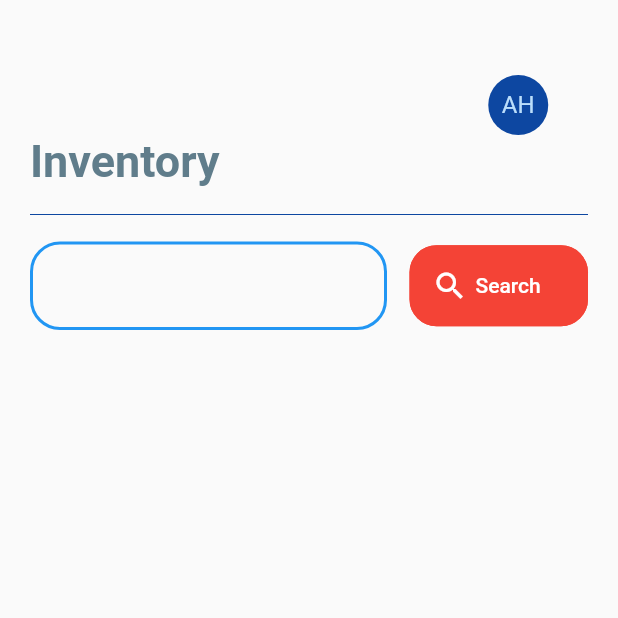
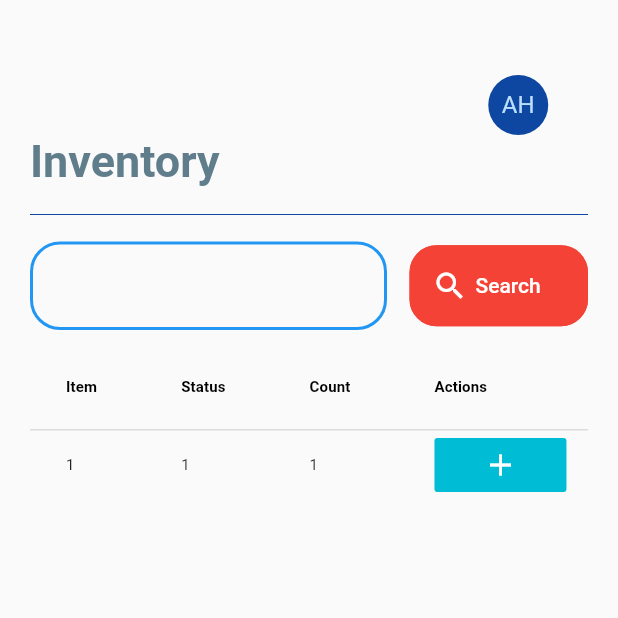
Before and after one commit to nethsaraLiyanage/CSSE-Project, a Flutter app: the Inventory screen opened by its route, on a phone screen of 412 x 824 dp, the top half of it. Run offline on Flutter 3.47's test engine with Material 2 defaults, Android fonts, the phone set to English and light mode, and no system bars.

Commit message:
Update Inventory.dart

```diff
--- a/mobile_app/csse_app/lib/pages/Inventory.dart
+++ b/mobile_app/csse_app/lib/pages/Inventory.dart
@@ -97,6 +97,72 @@ class Inventory extends StatelessWidget {
                   )
                 ],
               ),
+              space10(),
+              SingleChildScrollView(
+                scrollDirection: Axis.horizontal,
+                child: Row(
+                  children: [
+                    DataTable(
+                      columns: [
+                        DataColumn(
+                            label: Text('Item',
+                                style: TextStyle(
+                                    fontSize: 10,
+                                    fontWeight: FontWeight.bold))),
+                        DataColumn(
+                            label: Text('Status',
+                                style: TextStyle(
+                                    fontSize: 10,
+                                    fontWeight: FontWeight.bold))),
+                        DataColumn(
+                            label: Text('Count',
+                                style: TextStyle(
+                                    fontSize: 10,
+                                    fontWeight: FontWeight.bold))),
+                        DataColumn(
+                            label: Text('Actions',
+                                style: TextStyle(
+                                    fontSize: 10, fontWeight: FontWeight.bold)))
+                      ],
+                      rows: [
+                        DataRow(cells: [
+                          DataCell(Text('1', style: TextStyle(fontSize: 10))),
+                          DataCell(Text('1', style: TextStyle(fontSize: 10))),
+                          DataCell(Text('1', style: TextStyle(fontSize: 10))),
+                          DataCell(
+                            Center(
+                              child: Column(
+                                mainAxisAlignment: MainAxisAlignment.center,
+                                children: <Widget>[
+                                  FlatButton(
+                                    textColor: Colors.white,
+                                    //height: 60.0,
+                                    color: Colors.cyan,
+                                    onPressed: () {},
+                                    child: Column(
+                                      mainAxisAlignment:
+                                          MainAxisAlignment.center,
+                                      children: [
+                                        Padding(
+                                          padding: const EdgeInsets.all(0.0),
+                                          child: Icon(
+                                            Icons.add,
+                                            color: Colors.white,
+                                          ),
+                                        )
+                                      ],
+                                    ),
+                                  ),
+                                ],
+                              ),
+                            ),
+                          ),
+                        ]),
+                      ],
+                    )
+                  ],
+                ),
+              )
             ],
           ),
         ),
```
